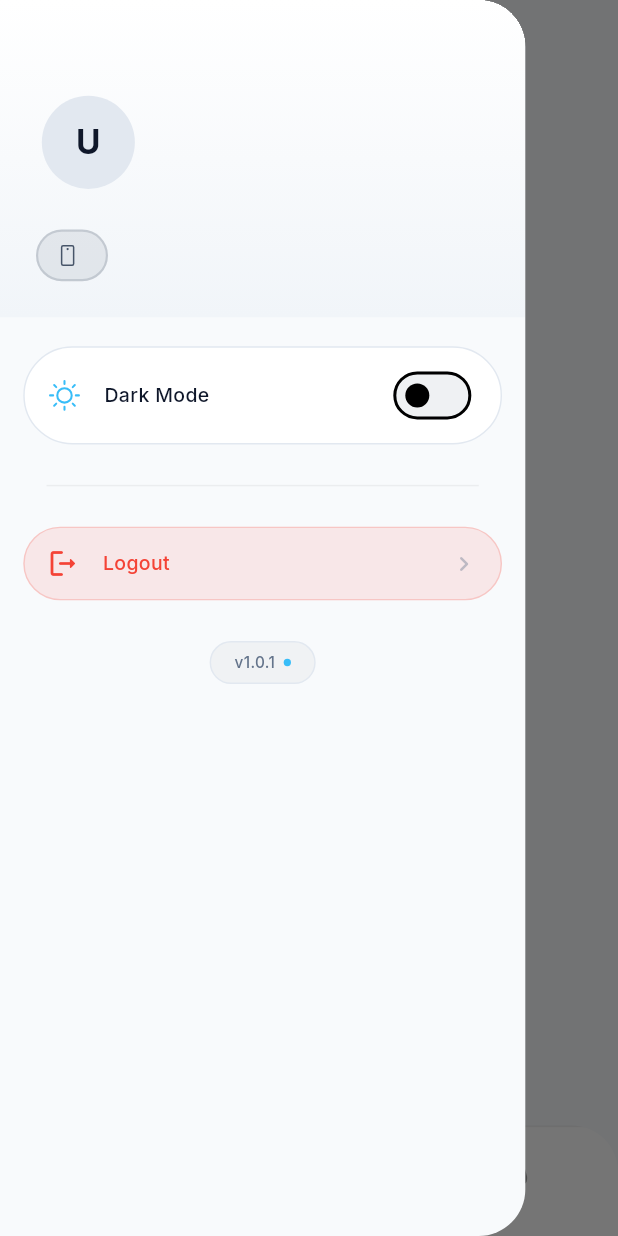
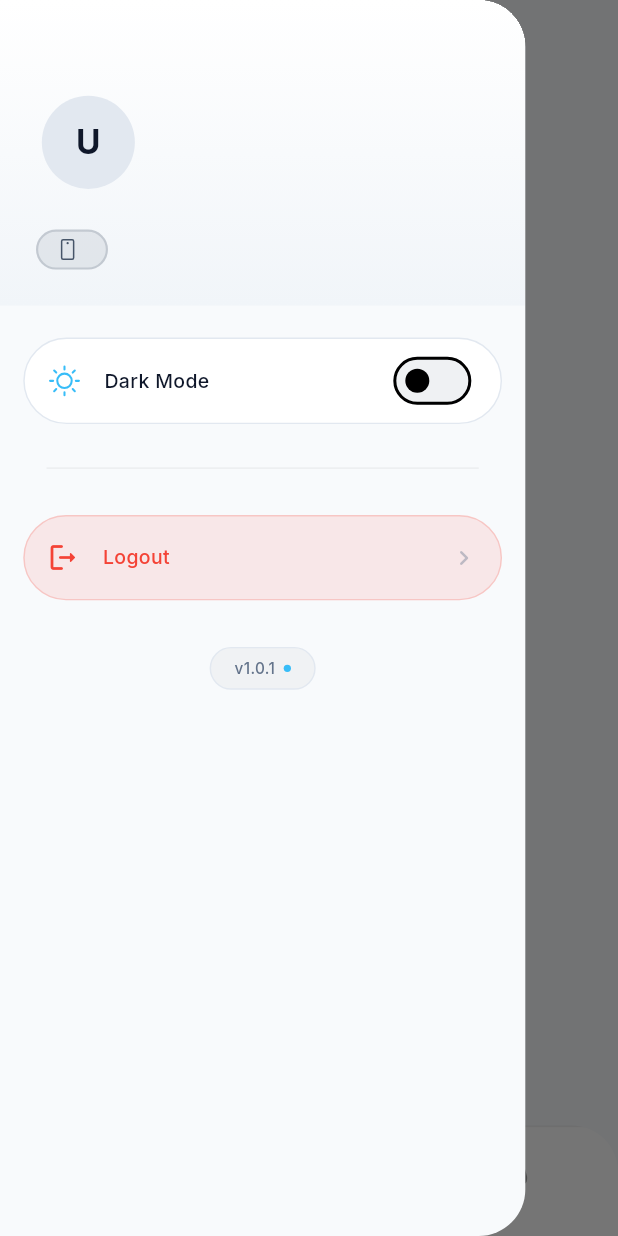
Before and after one commit to aayushman024/mnivesh_central, a Flutter app: the MainScreen screen opened directly, after a tap on an icon or button, on a phone screen of 412 x 824 dp. Run offline on Flutter 3.47's test engine with Material 3 defaults, Android fonts, the phone set to English and light mode, and no system bars; our stand-ins replace app_links, cached_network_image, device_info_plus, flutter_neumorphic_plus, flutter_riverpod, flutter_widget_from_html and 7 more; missing offline and left inert: dart:ffi, flutter_downloader, installed_apps; accounts and stored records are empty; network calls fail.

Commit message:
feat(ui): Redesign StoreScreen with badges, empty states, and haptics
This commit overhauls the `StoreScreen`, introduces initial app sync, configures launcher icons, and makes several UI and configuration refinements.

- **feat(store): Enhance StoreScreen UI and UX**
  - Tabs for "Installed," "Updates," and "Store" now feature dynamic badges that display a count for each category.
  - New, informative empty state views with icons and descriptive text are shown when a tab has no apps to display.
  - Haptic feedback (`HapticFeedback.lightImpact`/`selectionClick`) is now triggered on tab changes for a more tactile experience.

- **feat(sync): Trigger initial data sync on app start**
  - A data synchronization (`SyncService.syncNow()`) is now called immediately when the app initializes, in addition to when it is resumed, ensuring data is fresh on first launch.

- **feat(config): Add and configure `flutter_launcher_icons`**
  - The `flutter_launcher_icons` package is added to automate the generation of app launcher icons for both Android and iOS.
  - The configuration in `pubspec.yaml` specifies the icon asset path and platform-specific settings.
  - Android adaptive icon and iOS icon assets are updated and added as part of the icon generation process.
  - The iOS project (`project.pbxproj`) is updated to correctly reference the generated `AppIcon` asset catalog.

- **refactor(ui): Polish drawer and card styles**
  - The padding for drawer items and the user info pill has been adjusted for better visual balance.
  - In `appCard`, `TextStyle(inherit: false)` is set on the action button to prevent text style conflicts.

- **chore(config): Minor project cleanup**
  - Default Flutter comments are removed from `pubspec.yaml` for a cleaner configuration file.
  - The app's `CFBundleDisplayName` is corrected from "Mnivesh Central" to "mNivesh Central" in `Info.plist`.
  - The default starting tab in `MainScreen` is changed to the "Store" screen.

```diff
--- a/lib/Views/Screens/MainScreen.dart
+++ b/lib/Views/Screens/MainScreen.dart
@@ -13,7 +13,7 @@ class MainScreen extends StatefulWidget {
 }
 
 class _MainScreenState extends State<MainScreen> {
-  int _currentIndex = 0;
+  int _currentIndex = 2;
 
   final List<Widget> _screens = [
     const AttendanceScreen(),
--- a/lib/Views/Screens/StoreScreen.dart
+++ b/lib/Views/Screens/StoreScreen.dart
@@ -5,7 +5,8 @@ import 'package:flutter_riverpod/flutter_riverpod.dart';
 import 'package:installed_apps/installed_apps.dart';
 import 'package:installed_apps/app_info.dart';
 import 'package:app_links/app_links.dart';
-
+import 'package:phosphor_flutter/phosphor_flutter.dart'; // ADDED
+import 'package:flutter/services.dart';
 import '../../Models/appModel.dart';
 import '../../Providers/app_provider.dart';
 import '../../Services/permission_helper.dart';
@@ -29,17 +30,132 @@ class _StoreScreenState extends ConsumerState<StoreScreen> with WidgetsBindingOb
   final Map<String, bool> _updateStatus = {};
   bool _isStatusChecking = true;
 
+  // ADDED: badge tab builder
+  Widget _buildTabWithBadge(String title, int count, Color activeBlue, bool isDark) {
+    return Tab(
+      child: Row(
+        mainAxisSize: MainAxisSize.min,
+        children: [
+          Text(title),
+          if (count > 0) ...[
+            SizedBox(width: 6.sdp),
+            Container(
+              padding: EdgeInsets.all(5.sdp),
+              decoration: BoxDecoration(
+                color: activeBlue,
+                shape: BoxShape.circle,
+              ),
+              constraints: BoxConstraints(
+                minWidth: 18.sdp,
+                minHeight: 18.sdp,
+              ),
+              child: Center(
+                child: Text(
+                  count.toString(),
+                  style: TextStyle(
+                    color: Colors.white,
+                    fontSize: 11.ssp,
+                    fontWeight: FontWeight.bold,
+                  ),
+                ),
+              ),
+            ),
+          ],
+        ],
+      ),
+    );
+  }
+
+  // ADDED: improved empty state
+  Widget _buildEmptyState(int tabIndex) {
+
+    IconData icon;
+    String title;
+    String subtitle;
+
+    switch (tabIndex) {
+
+      case 0:
+        icon = PhosphorIcons.archive();
+        title = "No apps installed";
+        subtitle = "Installed apps will appear here";
+        break;
+
+      case 1:
+        icon = PhosphorIcons.checkCircle();
+        title = "Everything is up to date";
+        subtitle = "No updates available";
+        break;
+
+      case 2:
+        icon = PhosphorIcons.storefront();
+        title = "No apps available";
+        subtitle = "Apps available for install will appear here";
+        break;
+
+      default:
+        icon = PhosphorIcons.info();
+        title = "";
+        subtitle = "";
+    }
+
+    final isDark = Theme.of(context).brightness == Brightness.dark;
+    final color = isDark ? Colors.white38 : Colors.black38;
+
+    return Center(
+      child: Column(
+        mainAxisAlignment: MainAxisAlignment.center,
+        children: [
+
+          Icon(
+            icon,
+            size: 64.sdp,
+            color: color,
+          ),
+
+          SizedBox(height: 16.sdp),
+
+          Text(
+            title,
+            style: TextStyle(
+              fontSize: 16.ssp,
+              fontWeight: FontWeight.w600,
+            ),
+          ),
+
+          SizedBox(height: 6.sdp),
+
+          Text(
+            subtitle,
+            style: TextStyle(
+              fontSize: 13.ssp,
+              color: color,
+            ),
+          ),
+        ],
+      ),
+    );
+  }
+
   @override
   void initState() {
     super.initState();
     WidgetsBinding.instance.addObserver(this);
 
-    // iOS only gets 1 view (Store), Android gets 3
     _tabController = TabController(
       length: Platform.isIOS ? 1 : 3,
       vsync: this,
       initialIndex: 0,
     );
+    _tabController.addListener(() {
+      if (_tabController.indexIsChanging) {
+        if (Platform.isIOS) {
+          HapticFeedback.selectionClick();
+        } else {
+          HapticFeedback.lightImpact();
+        }
+      }
+    });
 
     if (Platform.isAndroid) {
       _askPermissions();
@@ -73,7 +189,7 @@ class _StoreScreenState extends ConsumerState<StoreScreen> with WidgetsBindingOb
   }
 
   void _handleDeepLink(Uri uri) {
-    if (Platform.isIOS) return; // deep link tabs are android specific here
+    if (Platform.isIOS) return;
 
     final tab = uri.queryParameters['tab'];
     if (tab == 'installed') {
@@ -164,7 +280,6 @@ class _StoreScreenState extends ConsumerState<StoreScreen> with WidgetsBindingOb
           headerSliverBuilder: (context, innerBoxIsScrolled) {
             final slivers = <Widget>[const HomeSliverAppBar()];
 
-            // drop the tab bar completely on iOS since we only have 1 view
             if (Platform.isAndroid) {
               slivers.add(
                 SliverPersistentHeader(
@@ -186,10 +301,25 @@ class _StoreScreenState extends ConsumerState<StoreScreen> with WidgetsBindingOb
                       labelColor: activeBlue,
                       unselectedLabelColor: isDark ? Colors.white54 : Colors.black54,
                       labelStyle: TextStyle(fontWeight: FontWeight.bold, fontSize: 14.ssp),
-                      tabs: const [
-                        Tab(text: "Installed"),
-                        Tab(text: "Updates"),
-                        Tab(text: "Store"),
+                      tabs: [
+                        _buildTabWithBadge(
+                          "Installed",
+                          _installedStatus.values.where((v) => v).length,
+                          activeBlue,
+                          isDark,
+                        ),
+                        _buildTabWithBadge(
+                          "Updates",
+                          _updateStatus.values.where((v) => v).length,
+                          activeBlue,
+                          isDark,
+                        ),
+                        _buildTabWithBadge(
+                          "Store",
+                          _installedStatus.values.where((v) => !v).length,
+                          activeBlue,
+                          isDark,
+                        ),
                       ],
                     ),
                     bgColor,
@@ -202,7 +332,6 @@ class _StoreScreenState extends ConsumerState<StoreScreen> with WidgetsBindingOb
           body: appsAsyncValue.when(
             data: (apps) {
               if (Platform.isIOS) {
-                // dump all apps directly to the list on iOS
                 return _buildTabContent(apps, 2);
               }
 
@@ -230,7 +359,7 @@ class _StoreScreenState extends ConsumerState<StoreScreen> with WidgetsBindingOb
 
   Widget _buildTabContent(List<AppModel> filteredApps, int tabIndex) {
     if (filteredApps.isEmpty) {
-      return Center(child: Text(_getEmptyMessage(tabIndex), style: const TextStyle(color: Colors.grey)));
+      return _buildEmptyState(tabIndex);
     }
 
     return ListView.builder(
--- a/lib/Views/Widgets/appCard.dart
+++ b/lib/Views/Widgets/appCard.dart
@@ -896,6 +896,7 @@ class _OpenButton extends StatelessWidget {
           padding: EdgeInsets.zero,
           backgroundColor: activeColor.withOpacity(0.15),
           foregroundColor: activeColor,
+          textStyle: TextStyle(inherit: false),
           elevation: 0,
           side: BorderSide(color: activeColor.withOpacity(0.5), width:1.sdp),
           shape: RoundedRectangleBorder(
--- a/lib/Views/Widgets/home_drawer.dart
+++ b/lib/Views/Widgets/home_drawer.dart
@@ -281,7 +281,7 @@ class _HomeDrawerState extends ConsumerState<HomeDrawer> {
     final activeColor = colors.isDark ? darkColor : lightColor;
 
     return Container(
-      padding: EdgeInsets.symmetric(horizontal: 12.sdp, vertical: 8.sdp),
+      padding: EdgeInsets.symmetric(horizontal: 12.sdp, vertical: 4.sdp),
       decoration: BoxDecoration(
         color: activeColor.withOpacity(0.1),
         borderRadius: BorderRadius.circular(50.sdp),
@@ -336,7 +336,7 @@ class _HomeDrawerState extends ConsumerState<HomeDrawer> {
     final iconColor = isDestructive ? tint : tint; // Keep brand tint for normal icons too
 
     return Padding(
-      padding: EdgeInsets.symmetric(horizontal:16.sdp, vertical:4.sdp),
+      padding: EdgeInsets.symmetric(horizontal:16.sdp, vertical:8.sdp),
       child: Material(
         color: backgroundColor,
         shape: RoundedRectangleBorder(
@@ -347,7 +347,7 @@ class _HomeDrawerState extends ConsumerState<HomeDrawer> {
           onTap: onTap,
           borderRadius: BorderRadius.circular(50.sdp),
           child: Padding(
-            padding: EdgeInsets.symmetric(vertical:14.sdp, horizontal:16.sdp),
+            padding: EdgeInsets.symmetric(vertical:18.sdp, horizontal:16.sdp),
             child: Row(
               children: [
                 Icon(icon, color: iconColor, size: 22),
@@ -387,14 +387,14 @@ class _HomeDrawerState extends ConsumerState<HomeDrawer> {
     required _ThemeColors colors,
   }) {
     return Padding(
-      padding: EdgeInsets.symmetric(horizontal:16.sdp, vertical:4.sdp),
+      padding: EdgeInsets.symmetric(horizontal:16.sdp, vertical:6.sdp),
       child: Container(
         decoration: BoxDecoration(
           color: colors.itemBg,
           borderRadius: BorderRadius.circular(50.sdp),
           border: Border.all(color: colors.itemBorder, width:1.sdp),
         ),
-        padding: EdgeInsets.symmetric(vertical:8.sdp, horizontal:16.sdp),
+        padding: EdgeInsets.symmetric(vertical:4.sdp, horizontal:16.sdp),
         child: Row(
           children: [
             Icon(icon, color: tint, size: 22),
--- a/lib/main.dart
+++ b/lib/main.dart
@@ -51,6 +51,7 @@ class _MNiveshCentralAppState extends ConsumerState<MNiveshCentralApp> with Widg
     super.initState();
     // start observing lifecycle changes
     WidgetsBinding.instance.addObserver(this);
+    SyncService.syncNow();
   }
 
   @override
@@ -63,7 +64,6 @@ class _MNiveshCentralAppState extends ConsumerState<MNiveshCentralApp> with Widg
   @override
   void didChangeAppLifecycleState(AppLifecycleState state) {
     if (state == AppLifecycleState.resumed) {
-      // app came back to foreground, push updates to backend
       SyncService.syncNow();
     }
   }
```
Also changed, not shown: pubspec.yaml (+13 -63 lines), 36 other files.
